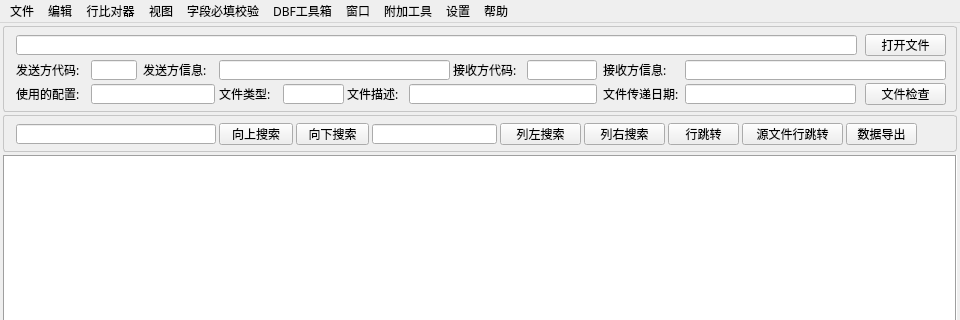
Before: the Qt Designer form src/mainwindow.ui in cnldw/FinanceFileReader, drawn with Qt 5; both pictures show x 0 to 960 and y 0 to 320 of the 960 by 600 pixel window.
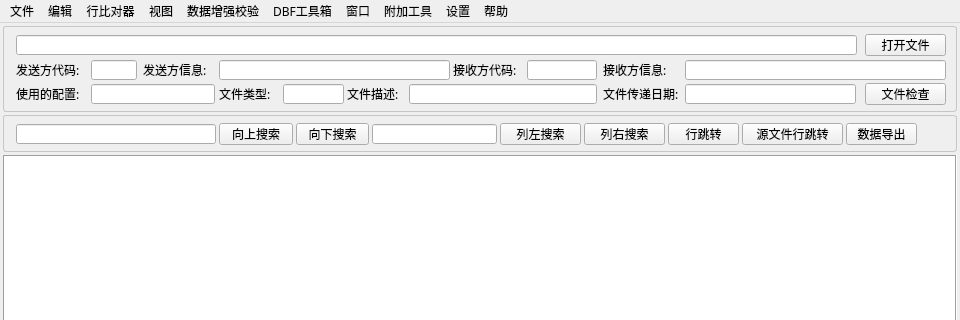
After: the same form once the commit is applied. Icons and pictures are not drawn.

Diff of the .ui file:
```diff
--- a/src/mainwindow.ui
+++ b/src/mainwindow.ui
@@ -820,7 +820,7 @@
    </widget>
    <widget class="QMenu" name="menufieldcheckmenu">
     <property name="title">
-     <string>字段必填校验</string>
+     <string>数据增强校验</string>
     </property>
     <addaction name="actioncurrentfilechekrule"/>
     <addaction name="actionexpcheckresult"/>
```
Left out of the diff: 2 changed lines with no effect on the pictures.
